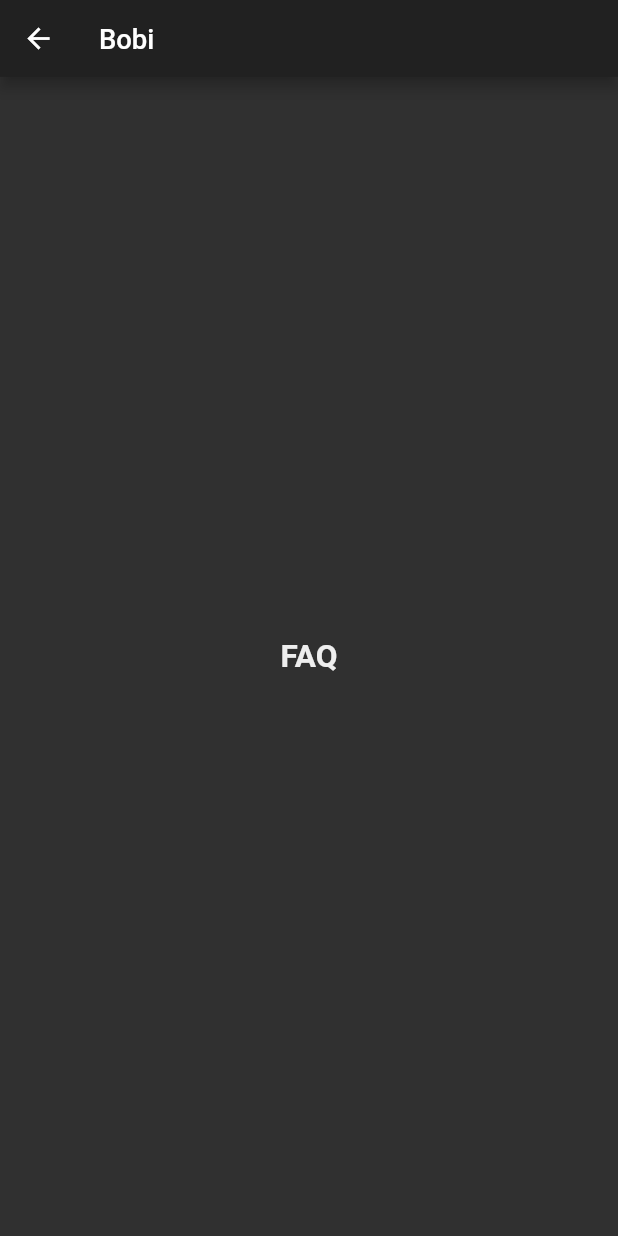
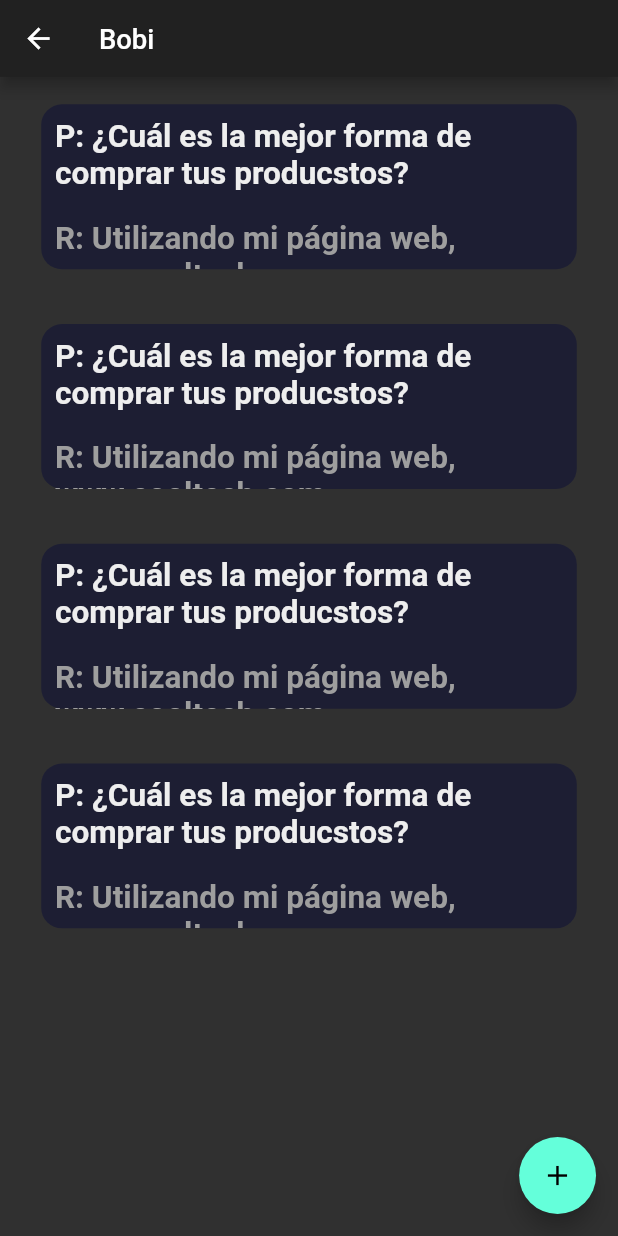
Before and after one commit to lloretalvaro/Bobi_app, a Flutter app: the FAQScreen screen opened by its route, on a phone screen of 412 x 824 dp. Run offline on Flutter 3.47's test engine with Material 2 defaults, Android fonts, the phone set to English and light mode, and no system bars; our stand-ins replace flutter_secure_storage, google_sign_in, responsive_framework; missing offline and left inert: flutter_appauth, oauth2_client; accounts and stored records are empty.

Commit message:
crear FAQs hecho

```diff
--- /dev/null
+++ b/lib/components/faq_tile.dart
@@ -0,0 +1,36 @@
+import 'package:flutter/material.dart';
+import 'package:bobi_app/constants.dart';
+
+class FAQTile extends StatelessWidget {
+  FAQTile({@required this.preguntaTile, @required this.respuestaTile});
+
+  final String preguntaTile;
+  final String respuestaTile;
+  @override
+  Widget build(BuildContext context) {
+    return RawMaterialButton(
+      onPressed: () {},
+      child: Container(
+        height: 120,
+        margin: EdgeInsets.symmetric(vertical: 20, horizontal: 30),
+        decoration: BoxDecoration(
+          color: kFeatureExplanationColor,
+          borderRadius: BorderRadius.circular(15),
+        ),
+        child: ListView(
+          children: [
+            Padding(
+              padding: const EdgeInsets.all(10.0),
+              child: Text('P: $preguntaTile'),
+            ),
+            Padding(
+              padding: const EdgeInsets.all(10.0),
+              child: Text('R: $respuestaTile',
+                  style: TextStyle(color: Colors.grey)),
+            ),
+          ],
+        ),
+      ),
+    );
+  }
+}
--- a/lib/main.dart
+++ b/lib/main.dart
@@ -3,7 +3,7 @@ import 'package:bobi_app/constants.dart';
 import 'package:flutter/material.dart';
 import 'screens/faq_screen.dart';
 import 'screens/inventory_screen.dart';
-
+import 'screens/faq_screen_modification.dart';
 import 'screens/notify_screen.dart';
 import 'screens/registration_screen.dart';
 import 'screens/welcome_screen.dart';
@@ -27,6 +27,7 @@ class BobiApp extends StatelessWidget {
         NotifyScreen.id: (context) => NotifyScreen(),
         InventoryScreen.id: (context) => InventoryScreen(),
         FAQScreen.id: (context) => FAQScreen(),
+        FAQScreenModification.id: (context) => FAQScreenModification(),
         //ProfileScreen.id: (context) => ProfileScreen(logoutAction, name, picture)
       },
       builder: (context, widget) => ResponsiveWrapper.builder(
--- /dev/null
+++ b/lib/models/faq.dart
@@ -0,0 +1,6 @@
+class FAQ {
+  String pregunta;
+  String respuesta;
+
+  FAQ({this.pregunta, this.respuesta});
+}
--- a/lib/screens/faq_screen.dart
+++ b/lib/screens/faq_screen.dart
@@ -1,4 +1,8 @@
+import 'package:bobi_app/screens/faq_screen_modification.dart';
 import 'package:flutter/material.dart';
+
+import 'package:bobi_app/models/faq.dart';
+import 'package:bobi_app/components/faq_tile.dart';
 
 class FAQScreen extends StatefulWidget {
   static const id = '/FAQ';
@@ -7,14 +11,61 @@ class FAQScreen extends StatefulWidget {
 }
 
 class _FAQScreenState extends State<FAQScreen> {
+  List<FAQ> faqs = [
+    FAQ(
+        pregunta: '¿Cuál es la mejor forma de comprar tus producstos?',
+        respuesta: 'Utilizando mi página web, www.cooltech.com'),
+    FAQ(
+        pregunta: '¿Cuál es la mejor forma de comprar tus producstos?',
+        respuesta: 'Utilizando mi página web, www.cooltech.com'),
+    FAQ(
+        pregunta: '¿Cuál es la mejor forma de comprar tus producstos?',
+        respuesta: 'Utilizando mi página web, www.cooltech.com'),
+    FAQ(
+        pregunta: '¿Cuál es la mejor forma de comprar tus producstos?',
+        respuesta: 'Utilizando mi página web, www.cooltech.com'),
+  ];
+
   @override
   Widget build(BuildContext context) {
     return Scaffold(
       appBar: AppBar(
         title: Text('Bobi'),
       ),
-      body: Center(
-        child: Text('FAQ'),
+      floatingActionButton: FloatingActionButton(
+        child: Icon(Icons.add),
+        onPressed: () async {
+          var faq =
+              await Navigator.pushNamed(context, FAQScreenModification.id);
+          setState(() {
+            if (faq != null) {
+              faqs.add(faq);
+            }
+          });
+        },
+      ),
+      body: SafeArea(
+        child: ListView.builder(
+          itemCount: faqs.length,
+          itemBuilder: (context, index) {
+            return Dismissible(
+              key: UniqueKey(),
+              onDismissed: (direction) {
+                Scaffold.of(context)
+                    .showSnackBar(SnackBar(content: Text('FAQ eliminado')));
+                setState(() {
+                  faqs.removeAt(index);
+                });
+              },
+              background: Container(
+                color: Colors.deepPurpleAccent,
+              ),
+              child: FAQTile(
+                  preguntaTile: faqs[index].pregunta,
+                  respuestaTile: faqs[index].respuesta),
+            );
+          },
+        ),
       ),
     );
   }
--- a/lib/screens/feature_screen.dart
+++ b/lib/screens/feature_screen.dart
@@ -18,7 +18,7 @@ class FeatureScreen extends StatelessWidget {
           IconButton(
             icon: Icon(
               Icons.person,
-              size: 30,
+              size: 35,
             ),
             onPressed: () {
               Navigator.push(
```
Also changed, not shown: lib/constants.dart (+24 -0 lines), lib/screens/faq_screen_modification.dart (added, +71 -0 lines).
